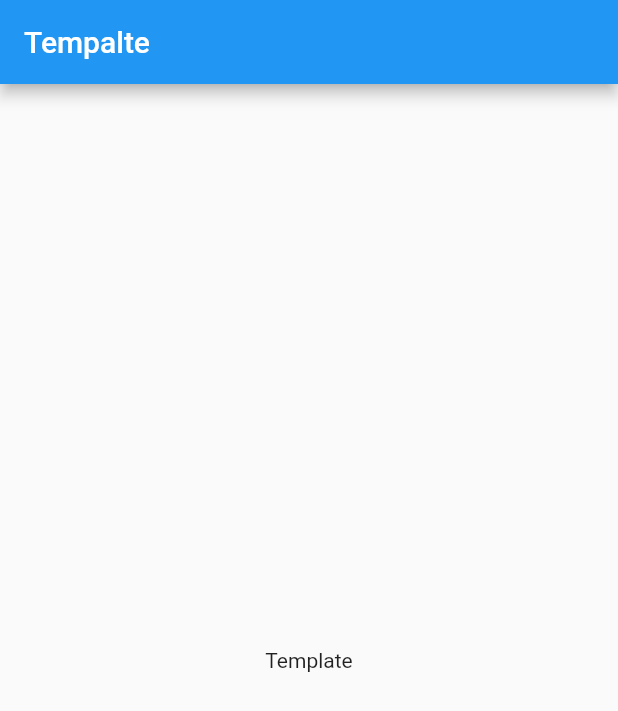
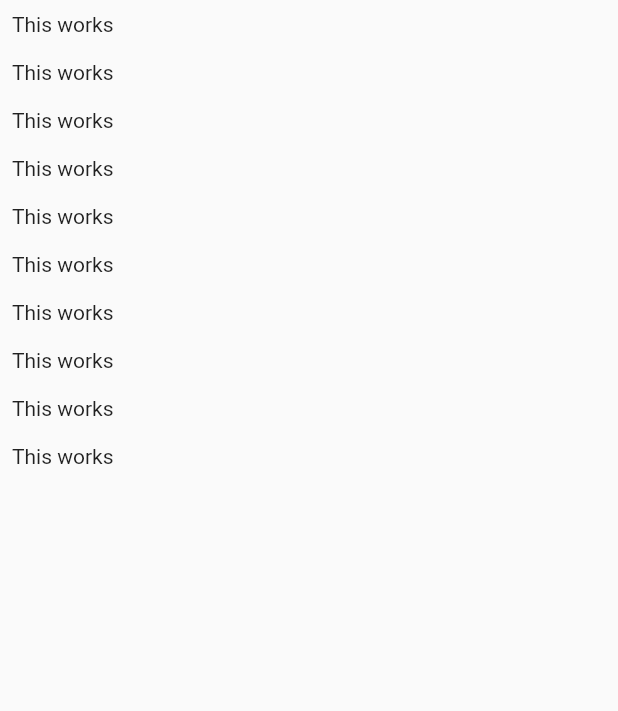
Before and after one commit to delwinbest/flutter_complete_guide, a Flutter app: the screen it shows after launch, on a phone screen of 412 x 824 dp. Shown: the top 711 px of the screen. Run offline on Flutter 3.47's test engine with Material 2 defaults, Android fonts, the phone set to English and light mode, and no system bars.

Commit message:
init chat screen

```diff
--- a/lib/main.dart
+++ b/lib/main.dart
@@ -1,4 +1,5 @@
 import 'package:flutter/material.dart';
+import 'package:flutter_complete_guide/screens/chat_screen.dart';
 
 void main() {
   runApp(const MyApp());
@@ -10,23 +11,11 @@ class MyApp extends StatelessWidget {
   @override
   Widget build(BuildContext context) {
     return MaterialApp(
-      title: 'Flutter Demo',
+      title: 'Flutter Chat',
       theme: ThemeData(
         primarySwatch: Colors.blue,
       ),
-      home: const MyHomePage(),
+      home: const ChatScreen(),
     );
   }
 }
-
-class MyHomePage extends StatelessWidget {
-  const MyHomePage({super.key});
-
-  @override
-  Widget build(BuildContext context) {
-    return Scaffold(
-      appBar: AppBar(title: const Text('Tempalte')),
-      body: const Center(child: Text('Template')),
-    );
-  }
-}
--- /dev/null
+++ b/lib/screens/chat_screen.dart
@@ -0,0 +1,18 @@
+import 'package:flutter/material.dart';
+
+class ChatScreen extends StatelessWidget {
+  const ChatScreen({super.key});
+
+  @override
+  Widget build(BuildContext context) {
+    return Scaffold(
+      body: ListView.builder(
+        itemBuilder: (ctx, index) => Container(
+          padding: const EdgeInsets.all(8),
+          child: const Text('This works'),
+        ),
+        itemCount: 10,
+      ),
+    );
+  }
+}
```
Also changed, not shown: lib/screens/auth_screet.dart (added), pubspec.lock, 1 other file.
